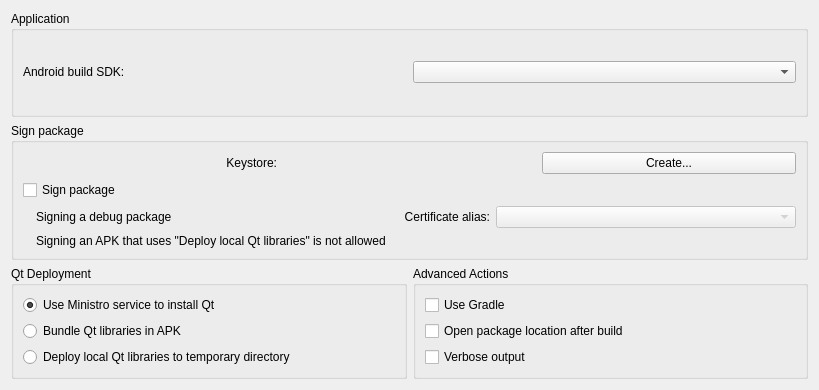
Old version of the form src/plugins/android/androidbuildapkwidget.ui in the repository qt-creator/qt-creator.
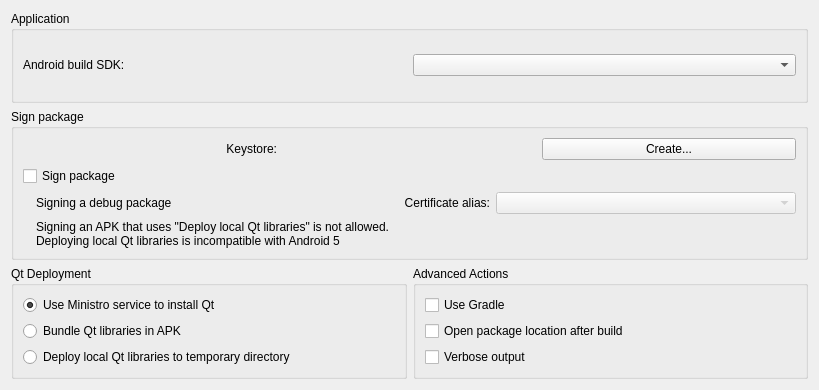
New version of the form. Icons and pictures are not drawn. Custom widgets are drawn as their Qt base class.

Commit message:
Android: Make Bundle Qt Deployment the default deployment method.
Debug Deployment broke with Android 5. Also show Android 5 devices
as incompatible in the device dialog if we are using debug deployment.

Task-number: QTCREATORBUG-13419

What changed in the file:
```diff
--- a/src/plugins/android/androidbuildapkwidget.ui
+++ b/src/plugins/android/androidbuildapkwidget.ui
@@ -139,6 +139,9 @@
           <property name="pixmap">
            <pixmap resource="../coreplugin/core.qrc">:/core/images/error.png</pixmap>
           </property>
+          <property name="alignment">
+           <set>Qt::AlignLeading|Qt::AlignLeft|Qt::AlignTop</set>
+          </property>
          </widget>
         </item>
         <item>
@@ -150,7 +153,8 @@
            </sizepolicy>
           </property>
           <property name="text">
-           <string>Signing an APK that uses &quot;Deploy local Qt libraries&quot; is not allowed</string>
+           <string>Signing an APK that uses &quot;Deploy local Qt libraries&quot; is not allowed.
+Deploying local Qt libraries is incompatible with Android 5</string>
           </property>
          </widget>
         </item>
```
The commit also changes 7 other files.
